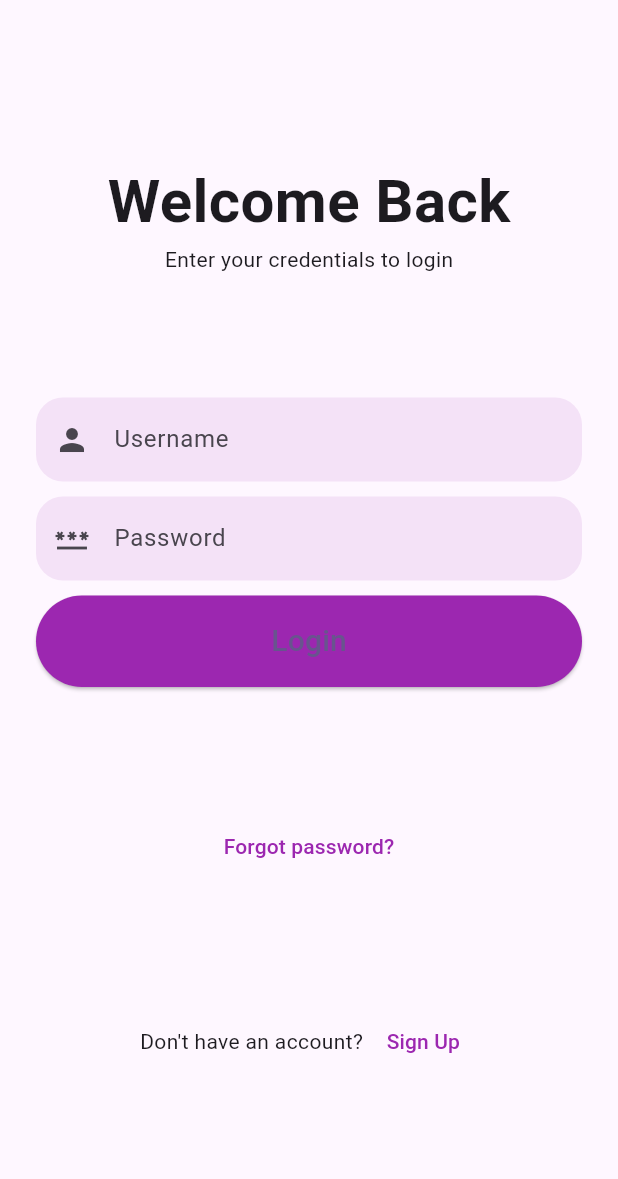
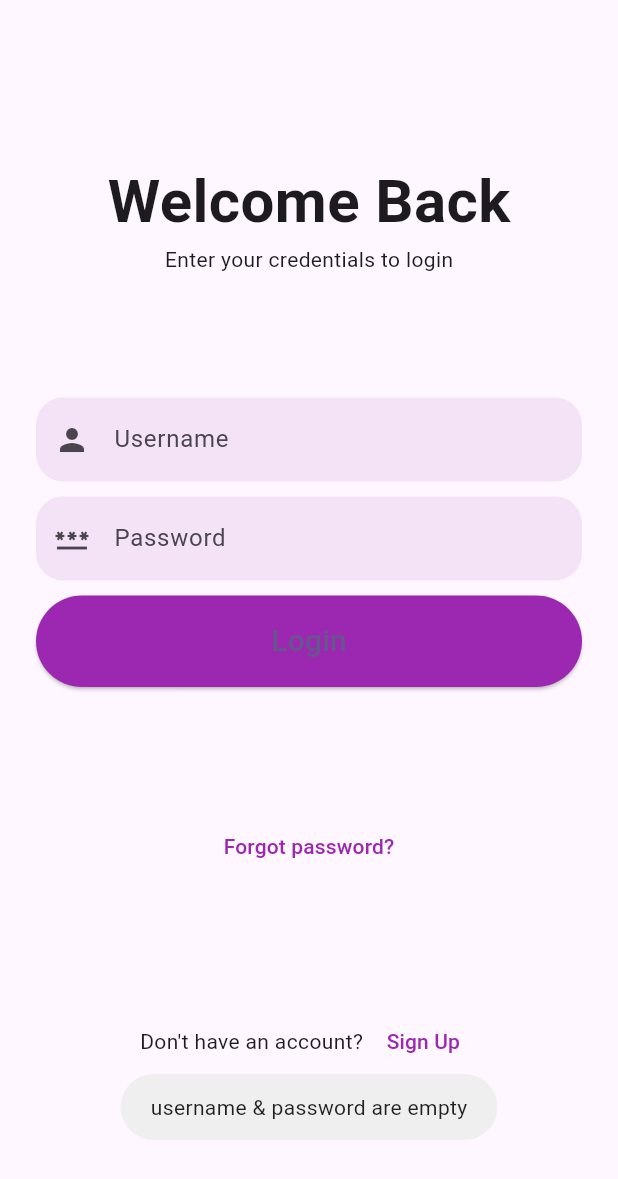
Before and after one commit to nourbejaoui277/APP, a Flutter app: the screen it shows after launch, after a tap on "Login", on a phone screen of 412 x 824 dp. Shown: the top 1179 px of the screen. Run offline on Flutter 3.47's test engine with Material 3 defaults, Android fonts, the phone set to English and light mode, and no system bars; our stand-ins replace fluttertoast, sqflite; accounts and stored records are empty.

Commit message:
Add toast msg & link login controller to login page

```diff
--- a/lib/controllers/login_controller.dart
+++ b/lib/controllers/login_controller.dart
@@ -1,6 +1,8 @@
 import 'package:flutter/material.dart';
 
 class LoginController {
+  TextEditingController usernameController = TextEditingController();
+  TextEditingController passwordController = TextEditingController();
   // Function to handle login process
   void login(String username, String password) {
     // Implement your login logic here
--- a/lib/main.dart
+++ b/lib/main.dart
@@ -16,7 +16,7 @@ class MyApp extends StatelessWidget {
         colorScheme: ColorScheme.fromSeed(seedColor: Colors.deepPurple),
         useMaterial3: true,
       ),
-      home: const LoginPage(),
+      home: LoginPage(),
     );
   }
 }
--- a/lib/views/Signup_Page.dart
+++ b/lib/views/Signup_Page.dart
@@ -127,8 +127,7 @@ class SignupPage extends StatelessWidget {
                         width: 30.0,
                         decoration: const BoxDecoration(
                           image: DecorationImage(
-                              image: AssetImage(
-                                  'assets/images/login_signup/google.png'),
+                              image: AssetImage('login_signup/google.png'),
                               fit: BoxFit.cover),
                           shape: BoxShape.circle,
                         ),
--- a/lib/views/login_page.dart
+++ b/lib/views/login_page.dart
@@ -1,9 +1,12 @@
 import 'package:flutter/material.dart';
+import 'package:fluttertoast/fluttertoast.dart';
 import 'signup_page.dart';
 import 'package:app1/controllers/login_controller.dart';
 
 class LoginPage extends StatelessWidget {
-  const LoginPage({super.key});
+  // injection of login controller
+  final LoginController _loginController = LoginController();
+  LoginPage({super.key});
 
   @override
   Widget build(BuildContext context) {
@@ -40,6 +43,8 @@ class LoginPage extends StatelessWidget {
       crossAxisAlignment: CrossAxisAlignment.stretch,
       children: [
         TextField(
+          // added controller to read input values
+          controller: _loginController.usernameController,
           decoration: InputDecoration(
               hintText: "Username",
               border: OutlineInputBorder(
@@ -51,6 +56,8 @@ class LoginPage extends StatelessWidget {
         ),
         const SizedBox(height: 10),
         TextField(
+          // added controller to read input values
+          controller: _loginController.passwordController,
           decoration: InputDecoration(
             hintText: "Password",
             border: OutlineInputBorder(
@@ -64,7 +71,26 @@ class LoginPage extends StatelessWidget {
         ),
         const SizedBox(height: 10),
         ElevatedButton(
-          onPressed: () {},
+          onPressed: () {
+            if (_loginController.usernameController.text != "" ||
+                _loginController.passwordController != "") {
+              if (_loginController.validateUsername(
+                      _loginController.usernameController.text) !=
+                  null) {
+                Fluttertoast.showToast(
+                    msg: _loginController.validateUsername(
+                        _loginController.usernameController.text)!);
+              } else if (_loginController.validatePassword(
+                      _loginController.passwordController.text) !=
+                  null) {
+                Fluttertoast.showToast(
+                    msg: _loginController.validatePassword(
+                        _loginController.passwordController.text)!);
+              }
+              Fluttertoast.showToast(msg: "username & password are empty");
+              return;
+            }
+          },
           style: ElevatedButton.styleFrom(
             shape: const StadiumBorder(),
             padding: const EdgeInsets.symmetric(vertical: 16),
```
Also changed, not shown: pubspec.yaml (+4 -3 lines), assets/images/login_signup/google.png (added), pubspec.lock.
